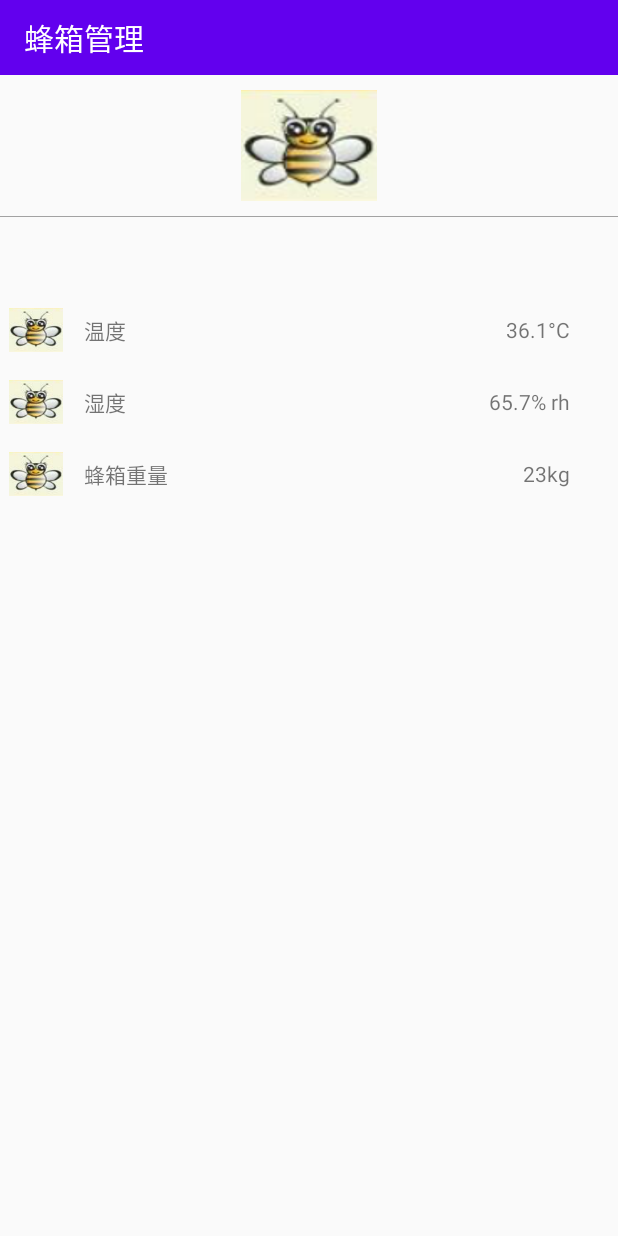
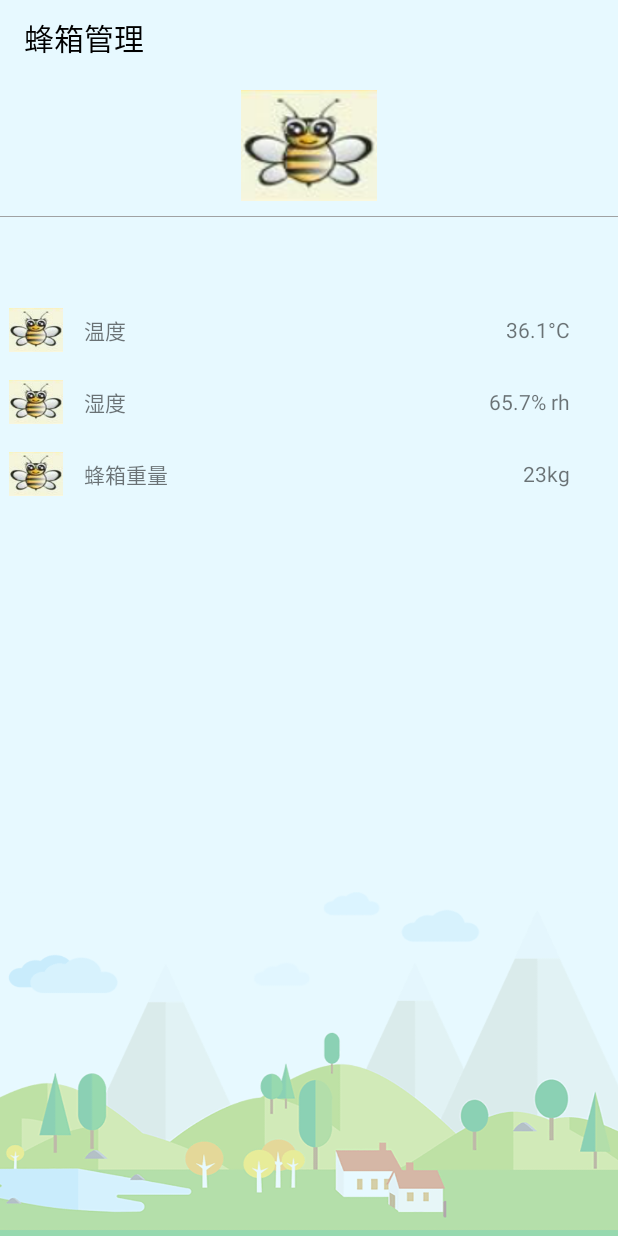
Before and after one commit to HanZhizhi/SmartHive, an Android app: the HivemanActivity screen opened directly, with no data from a screen before it, on a phone screen of 412 x 824 dp. Run offline under Robolectric (Android 15) with nearby library versions, the light colour scheme and no system bars; libraries missing offline, so code that uses them is left out: com.gyf.immersionbar; 1 statement that could not run was skipped.

Commit message:
refined hiveman

```diff
--- /dev/null
+++ b/app/src/main/java/com/space/smarthive/BaseActivity.java
@@ -0,0 +1,29 @@
+package com.space.smarthive;
+
+import android.os.Bundle;
+import android.os.PersistableBundle;
+
+import androidx.annotation.Nullable;
+import androidx.appcompat.app.AppCompatActivity;
+
+import com.gyf.immersionbar.ImmersionBar;
+
+/**
+ * @Author: Space
+ * @Date: 2020/11/5 21:03
+ */
+
+
+public class BaseActivity extends AppCompatActivity {
+    @Override
+    protected void onCreate(@Nullable Bundle savedInstanceState) {
+        super.onCreate(savedInstanceState);
+
+        ImmersionBar.with(this)
+                .statusBarColor(R.color.darkWhite)
+                .navigationBarColor(R.color.darkWhite)
+                .fitsSystemWindows(true)
+                .autoDarkModeEnable(true)
+                .init();
+    }
+}
--- a/app/src/main/java/com/space/smarthive/hivemanage/HivemanActivity.java
+++ b/app/src/main/java/com/space/smarthive/hivemanage/HivemanActivity.java
@@ -2,13 +2,15 @@ package com.space.smarthive.hivemanage;
 
 import androidx.appcompat.app.AppCompatActivity;
 
+import android.content.Context;
 import android.os.Bundle;
 import android.view.LayoutInflater;
 
+import com.space.smarthive.BaseActivity;
 import com.space.smarthive.R;
 import com.space.smarthive.databinding.ActivityHivemanBinding;
 
-public class HivemanActivity extends AppCompatActivity {
+public class HivemanActivity extends BaseActivity {
     ActivityHivemanBinding viewBinding;
 
     @Override
@@ -22,4 +24,5 @@ public class HivemanActivity extends AppCompatActivity {
         viewBinding.hiveCom2.setValues("湿度", "65.7% rh");
         viewBinding.hiveCom3.setValues("蜂箱重量", "23kg");
     }
+
 }
--- a/app/src/main/res/layout/activity_hiveman.xml
+++ b/app/src/main/res/layout/activity_hiveman.xml
@@ -1,9 +1,17 @@
 <?xml version="1.0" encoding="utf-8"?>
-<ScrollView xmlns:android="http://schemas.android.com/apk/res/android"
+<LinearLayout
+    xmlns:android="http://schemas.android.com/apk/res/android"
     xmlns:tools="http://schemas.android.com/tools"
     xmlns:app="http://schemas.android.com/apk/res-auto"
     android:layout_width="match_parent"
     android:layout_height="match_parent"
+    android:orientation="vertical"
+    android:background="#e7f9ff">
+
+    <ScrollView
+        android:layout_width="match_parent"
+        android:layout_height="0dp"
+        android:layout_weight="1"
         android:orientation="vertical"
         tools:context=".myhives.HivesFragment">
 
@@ -16,9 +24,9 @@
                 android:id="@+id/hiveman_toolbar"
                 android:layout_width="match_parent"
                 android:layout_height="@dimen/navBarHeight"
-            android:background="@color/purple_500"
+                android:background="#e7f9ff"
                 app:title="蜂箱管理"
-            app:titleTextColor="@color/pureWhite"
+                app:titleTextColor="@color/black"
                 app:layout_scrollFlags="scroll|enterAlwaysCollapsed"
                 app:layout_constraintRight_toRightOf="parent"
                 app:layout_constraintLeft_toLeftOf="parent"
@@ -81,7 +89,17 @@
                 app:logo="@id/hiveman_logo"/>
             -->
 
+
+
         </LinearLayout>
 
 
     </ScrollView>
+
+    <ImageView
+        android:layout_width="match_parent"
+        android:layout_height="300dp"
+        android:scaleType="fitXY"
+        android:src="@mipmap/hiveman_bottom"/>
+
+</LinearLayout>
```
Also changed, not shown: app/src/main/java/com/space/smarthive/myhives/HiveListAdapter.java (+18 -2 lines), app/src/main/java/com/space/smarthive/myhives/HivesFragment.java (+30 -1 lines), app/src/main/res/mipmap-hdpi/hiveman_bottom.png (added). Lines whose indentation alone changed are shown as unchanged.
